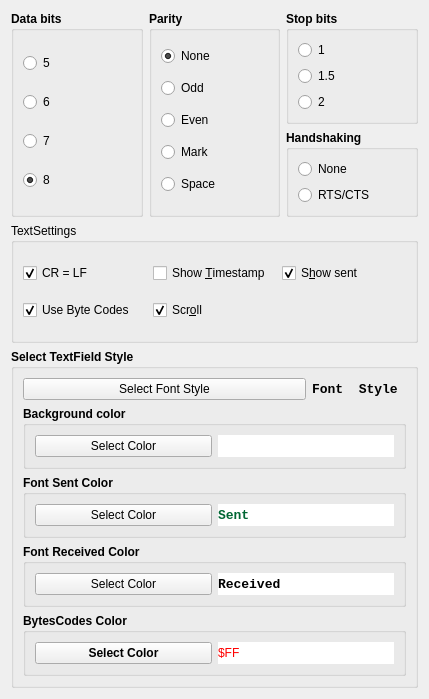
Qt form Settings.ui (notiel/OstrannaTerminal) before a commit.
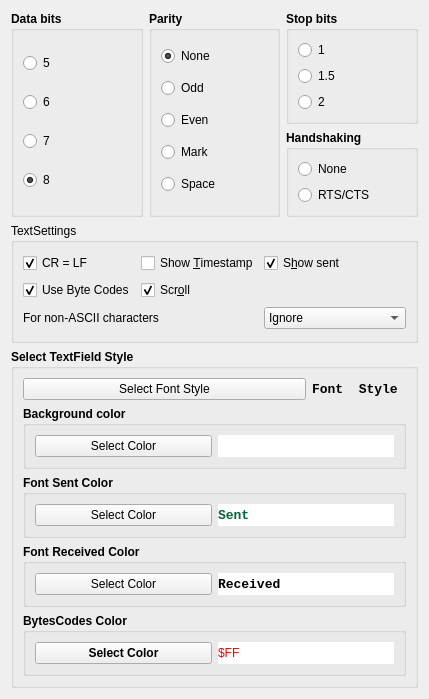
The same form after that commit. Icons and pictures are not drawn.

Commit message: refactoring, bug fix, decode setting in UI

```diff
--- a/Settings.ui
+++ b/Settings.ui
@@ -521,6 +521,32 @@
         </property>
        </widget>
       </item>
+      <item row="2" column="2">
+       <widget class="QComboBox" name="CBDecode">
+        <item>
+         <property name="text">
+          <string>Ignore</string>
+         </property>
+        </item>
+        <item>
+         <property name="text">
+          <string>Red ? symbols</string>
+         </property>
+        </item>
+        <item>
+         <property name="text">
+          <string>Decode in Win-1251</string>
+         </property>
+        </item>
+       </widget>
+      </item>
+      <item row="2" column="0" colspan="2">
+       <widget class="QLabel" name="LblDecode">
+        <property name="text">
+         <string>For non-ASCII characters</string>
+        </property>
+       </widget>
+      </item>
      </layout>
     </widget>
    </item>
```
Left out of the diff: 14 changed lines with no effect on the pictures. The commit also changes 5 other files.
